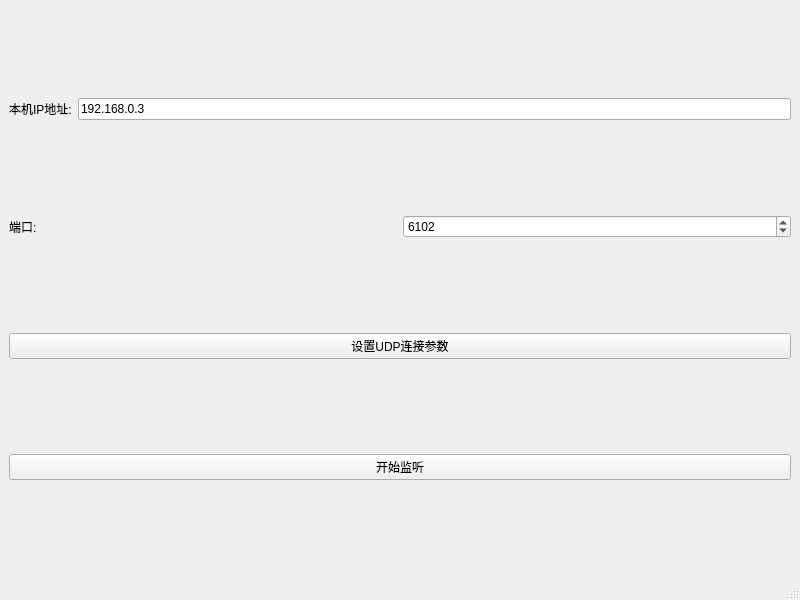
Old version of the form shiboqi_remake.ui in the repository Ammmmm123/shiboqi_remake.
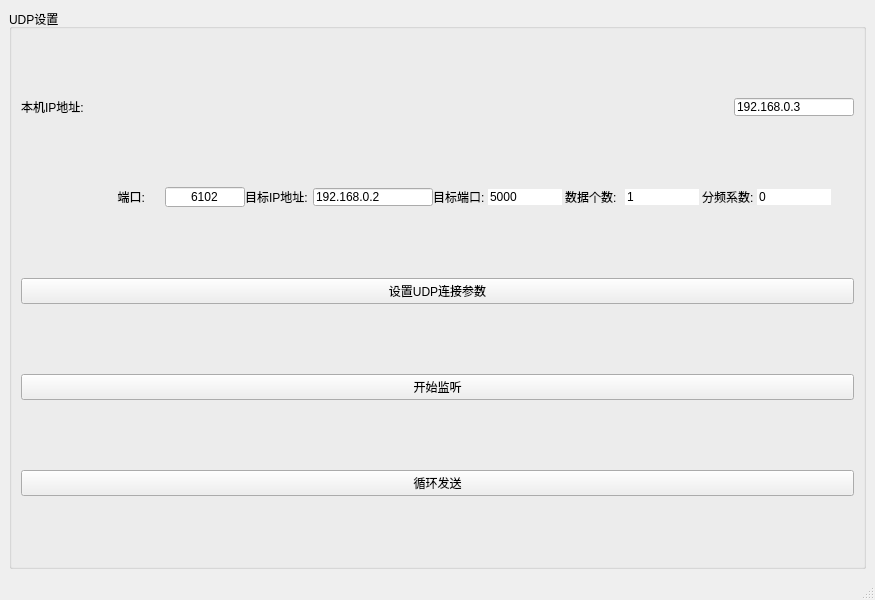
New version of the form.

```diff
--- a/shiboqi_remake.ui
+++ b/shiboqi_remake.ui
@@ -14,11 +14,39 @@
    <string>shiboqi_remake</string>
   </property>
   <widget class="QWidget" name="centralwidget">
-   <layout class="QVBoxLayout" name="verticalLayout">
+   <layout class="QHBoxLayout" name="horizontalLayout_main" stretch="4,1">
+    <item>
+     <spacer name="horizontalSpacer">
+      <property name="orientation">
+       <enum>Qt::Horizontal</enum>
+      </property>
+      <property name="sizeHint" stdset="0">
+       <size>
+        <width>40</width>
+        <height>20</height>
+       </size>
+      </property>
+     </spacer>
+    </item>
+    <item>
+     <widget class="QGroupBox" name="groupBox">
+      <property name="title">
+       <string>UDP设置</string>
+      </property>
+      <layout class="QVBoxLayout" name="verticalLayout" stretch="0,0,0,2">
+       <property name="spacing">
+        <number>10</number>
+       </property>
     <item>
      <layout class="QHBoxLayout" name="horizontalLayout">
+         <property name="spacing">
+          <number>5</number>
+         </property>
       <item>
        <widget class="QLabel" name="label">
+           <property name="styleSheet">
+            <string>margin: 0px; padding: 0px;</string>
+           </property>
         <property name="text">
          <string>本机IP地址:</string>
         </property>
@@ -26,6 +54,21 @@
       </item>
       <item>
        <widget class="QLineEdit" name="ipLineEdit">
+           <property name="sizePolicy">
+            <sizepolicy hsizetype="Fixed" vsizetype="Fixed">
+             <horstretch>0</horstretch>
+             <verstretch>0</verstretch>
+            </sizepolicy>
+           </property>
+           <property name="minimumSize">
+            <size>
+             <width>120</width>
+             <height>0</height>
+            </size>
+           </property>
+           <property name="styleSheet">
+            <string>padding: 0px;</string>
+           </property>
         <property name="text">
          <string>192.168.0.3</string>
         </property>
@@ -34,16 +77,82 @@
      </layout>
     </item>
     <item>
-     <layout class="QHBoxLayout" name="horizontalLayout_2">
+        <layout class="QHBoxLayout" name="horizontalLayout_2" stretch="5,5,5">
+         <property name="spacing">
+          <number>0</number>
+         </property>
+         <property name="sizeConstraint">
+          <enum>QLayout::SetDefaultConstraint</enum>
+         </property>
+         <property name="leftMargin">
+          <number>0</number>
+         </property>
+         <property name="rightMargin">
+          <number>20</number>
+         </property>
       <item>
        <widget class="QLabel" name="label_2">
+           <property name="enabled">
+            <bool>true</bool>
+           </property>
+           <property name="sizePolicy">
+            <sizepolicy hsizetype="Preferred" vsizetype="Preferred">
+             <horstretch>0</horstretch>
+             <verstretch>0</verstretch>
+            </sizepolicy>
+           </property>
+           <property name="minimumSize">
+            <size>
+             <width>144</width>
+             <height>0</height>
+            </size>
+           </property>
+           <property name="maximumSize">
+            <size>
+             <width>144</width>
+             <height>16777215</height>
+            </size>
+           </property>
+           <property name="styleSheet">
+            <string>margin: 0px; padding: 0px;</string>
+           </property>
+           <property name="lineWidth">
+            <number>1</number>
+           </property>
         <property name="text">
-         <string>端口:</string>
+            <string> 端口:      </string>
+           </property>
+           <property name="alignment">
+            <set>Qt::AlignRight|Qt::AlignTrailing|Qt::AlignVCenter</set>
         </property>
        </widget>
       </item>
       <item>
        <widget class="QSpinBox" name="portSpinBox">
+           <property name="sizePolicy">
+            <sizepolicy hsizetype="Fixed" vsizetype="Fixed">
+             <horstretch>0</horstretch>
+             <verstretch>0</verstretch>
+            </sizepolicy>
+           </property>
+           <property name="minimumSize">
+            <size>
+             <width>80</width>
+             <height>0</height>
+            </size>
+           </property>
+           <property name="layoutDirection">
+            <enum>Qt::LeftToRight</enum>
+           </property>
+           <property name="styleSheet">
+            <string notr="true">padding: 0px; margin-left: -0;</string>
+           </property>
+           <property name="alignment">
+            <set>Qt::AlignCenter</set>
+           </property>
+           <property name="buttonSymbols">
+            <enum>QAbstractSpinBox::NoButtons</enum>
+           </property>
         <property name="minimum">
          <number>1</number>
         </property>
@@ -55,6 +164,211 @@
         </property>
        </widget>
       </item>
+         <item>
+          <layout class="QHBoxLayout" name="horizontalLayout_3">
+           <property name="spacing">
+            <number>5</number>
+           </property>
+           <item>
+            <widget class="QLabel" name="label_3">
+             <property name="styleSheet">
+              <string>margin: 0px; padding: 0px;</string>
+             </property>
+             <property name="text">
+              <string>目标IP地址:</string>
+             </property>
+            </widget>
+           </item>
+           <item>
+            <widget class="QLineEdit" name="targetIpLineEdit">
+             <property name="sizePolicy">
+              <sizepolicy hsizetype="Fixed" vsizetype="Fixed">
+               <horstretch>0</horstretch>
+               <verstretch>0</verstretch>
+              </sizepolicy>
+             </property>
+             <property name="minimumSize">
+              <size>
+               <width>120</width>
+               <height>0</height>
+              </size>
+             </property>
+             <property name="styleSheet">
+              <string>padding: 0px;</string>
+             </property>
+             <property name="text">
+              <string>192.168.0.2</string>
+             </property>
+            </widget>
+           </item>
+          </layout>
+         </item>
+         <item>
+          <layout class="QHBoxLayout" name="horizontalLayout_4">
+           <property name="spacing">
+            <number>0</number>
+           </property>
+           <item>
+            <widget class="QLabel" name="label_4">
+             <property name="styleSheet">
+              <string>margin: 0px; padding: 0px;</string>
+             </property>
+             <property name="text">
+              <string>目标端口:</string>
+             </property>
+            </widget>
+           </item>
+           <item>
+            <widget class="QSpinBox" name="targetPortSpinBox">
+             <property name="sizePolicy">
+              <sizepolicy hsizetype="Fixed" vsizetype="Fixed">
+               <horstretch>0</horstretch>
+               <verstretch>0</verstretch>
+              </sizepolicy>
+             </property>
+             <property name="minimumSize">
+              <size>
+               <width>80</width>
+               <height>0</height>
+              </size>
+             </property>
+             <property name="frame">
+              <bool>false</bool>
+             </property>
+             <property name="buttonSymbols">
+              <enum>QAbstractSpinBox::NoButtons</enum>
+             </property>
+             <property name="styleSheet">
+              <string>padding: 0px;</string>
+             </property>
+             <property name="minimum">
+              <number>1</number>
+             </property>
+             <property name="maximum">
+              <number>65535</number>
+             </property>
+             <property name="value">
+              <number>5000</number>
+             </property>
+            </widget>
+           </item>
+          </layout>
+         </item>
+         <item>
+          <layout class="QHBoxLayout" name="horizontalLayout_5">
+           <property name="spacing">
+            <number>5</number>
+           </property>
+           <item>
+            <widget class="QLabel" name="label_5">
+             <property name="styleSheet">
+              <string>margin: 0px; padding: 0px;</string>
+             </property>
+             <property name="text">
+              <string>数据个数:</string>
+             </property>
+            </widget>
+           </item>
+           <item>
+            <widget class="QSpinBox" name="dataNumSpinBox">
+             <property name="sizePolicy">
+              <sizepolicy hsizetype="Fixed" vsizetype="Fixed">
+               <horstretch>0</horstretch>
+               <verstretch>0</verstretch>
+              </sizepolicy>
+             </property>
+             <property name="minimumSize">
+              <size>
+               <width>80</width>
+               <height>0</height>
+              </size>
+             </property>
+             <property name="frame">
+              <bool>false</bool>
+             </property>
+             <property name="buttonSymbols">
+              <enum>QAbstractSpinBox::NoButtons</enum>
+             </property>
+             <property name="styleSheet">
+              <string>padding: 0px;</string>
+             </property>
+             <property name="minimum">
+              <number>1</number>
+             </property>
+             <property name="maximum">
+              <number>1000000</number>
+             </property>
+             <property name="value">
+              <number>1</number>
+             </property>
+            </widget>
+           </item>
+          </layout>
+         </item>
+         <item>
+          <layout class="QHBoxLayout" name="horizontalLayout_6">
+           <property name="spacing">
+            <number>0</number>
+           </property>
+           <item>
+            <widget class="QLabel" name="label_6">
+             <property name="styleSheet">
+              <string>margin: 0px; padding: 0px;</string>
+             </property>
+             <property name="text">
+              <string>分频系数:</string>
+             </property>
+            </widget>
+           </item>
+           <item>
+            <widget class="QSpinBox" name="dividerSpinBox">
+             <property name="sizePolicy">
+              <sizepolicy hsizetype="Fixed" vsizetype="Fixed">
+               <horstretch>0</horstretch>
+               <verstretch>0</verstretch>
+              </sizepolicy>
+             </property>
+             <property name="minimumSize">
+              <size>
+               <width>80</width>
+               <height>0</height>
+              </size>
+             </property>
+             <property name="frame">
+              <bool>false</bool>
+             </property>
+             <property name="buttonSymbols">
+              <enum>QAbstractSpinBox::NoButtons</enum>
+             </property>
+             <property name="styleSheet">
+              <string>padding: 0px;</string>
+             </property>
+             <property name="minimum">
+              <number>0</number>
+             </property>
+             <property name="maximum">
+              <number>1000000</number>
+             </property>
+             <property name="value">
+              <number>0</number>
+             </property>
+            </widget>
+           </item>
+          </layout>
+         </item>
+         <item>
+          <spacer name="horizontalSpacer_2">
+           <property name="orientation">
+            <enum>Qt::Horizontal</enum>
+           </property>
+           <property name="sizeHint" stdset="0">
+            <size>
+             <width>40</width>
+             <height>20</height>
+            </size>
+           </property>
+          </spacer>
+         </item>
      </layout>
     </item>
     <item>
@@ -74,6 +388,19 @@
       </property>
      </widget>
     </item>
+       <item>
+        <widget class="QPushButton" name="loopSendButton">
+         <property name="text">
+          <string>循环发送</string>
+         </property>
+         <property name="checkable">
+          <bool>true</bool>
+         </property>
+        </widget>
+       </item>
+      </layout>
+     </widget>
+    </item>
    </layout>
   </widget>
   <widget class="QMenuBar" name="menubar">
```
Left out of the diff: 2 changed lines with no effect on the pictures. Lines whose indentation alone changed are shown as unchanged.
